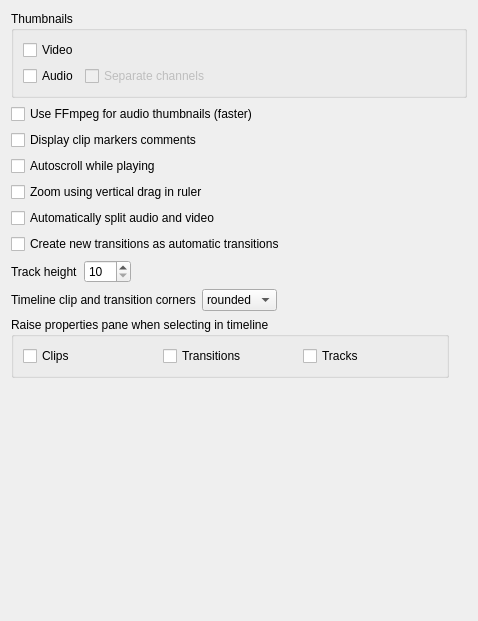
This is src/ui/configtimeline_ui.ui in KDE/kdenlive as Qt 5 draws it before an edit. The edited form follows.
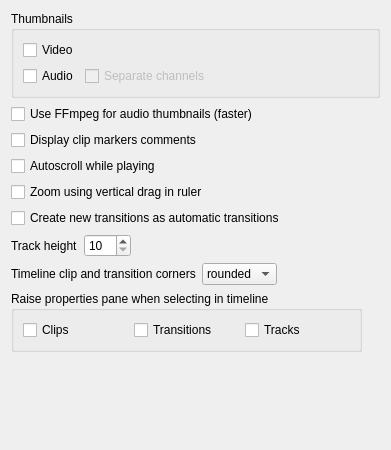
This is the edited form.

Commit message: Fix settings dialog crash

```diff
--- a/src/ui/configtimeline_ui.ui
+++ b/src/ui/configtimeline_ui.ui
@@ -6,12 +6,12 @@
    <rect>
     <x>0</x>
     <y>0</y>
-    <width>478</width>
-    <height>621</height>
+    <width>391</width>
+    <height>450</height>
    </rect>
   </property>
   <layout class="QGridLayout" name="gridLayout">
-   <item row="11" column="0">
+   <item row="10" column="0">
     <spacer name="verticalSpacer">
      <property name="orientation">
       <enum>Qt::Vertical</enum>
@@ -31,7 +31,7 @@
      </property>
     </widget>
    </item>
-   <item row="7" column="0" colspan="4">
+   <item row="6" column="0" colspan="4">
     <layout class="QHBoxLayout" name="horizontalLayout_2">
      <item>
       <widget class="QLabel" name="label">
@@ -75,7 +75,7 @@
      </property>
     </widget>
    </item>
-   <item row="8" column="0">
+   <item row="7" column="0">
     <layout class="QHBoxLayout" name="horizontalLayout_4">
      <item>
       <widget class="QLabel" name="label_2">
@@ -113,13 +113,6 @@
      </item>
     </layout>
    </item>
-   <item row="5" column="0" colspan="3">
-    <widget class="QCheckBox" name="kcfg_splitaudio">
-     <property name="text">
-      <string>Automatically split audio and video</string>
-     </property>
-    </widget>
-   </item>
    <item row="1" column="0" colspan="4">
     <widget class="QCheckBox" name="kcfg_ffmpegaudiothumbnails">
      <property name="text">
@@ -184,14 +177,14 @@
      </layout>
     </widget>
    </item>
-   <item row="6" column="0">
+   <item row="5" column="0">
     <widget class="QCheckBox" name="kcfg_automatictransitions">
      <property name="text">
       <string>Create new transitions as automatic transitions</string>
      </property>
     </widget>
    </item>
-   <item row="9" column="0">
+   <item row="8" column="0">
     <widget class="QGroupBox" name="groupBox_2">
      <property name="title">
       <string>Raise properties pane when selecting in timeline</string>
```
Left out of the diff: 1 changed line with no effect on the pictures.
